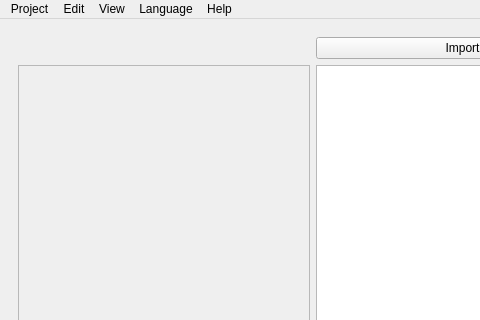
Above: RTIe/RTIe_builder/system_ui.ui from Super-SaiyanSandwich/ECMM427 before the change; both pictures show x 0 to 480 and y 0 to 320 of the 925 by 697 pixel window. Below: the same form after it.
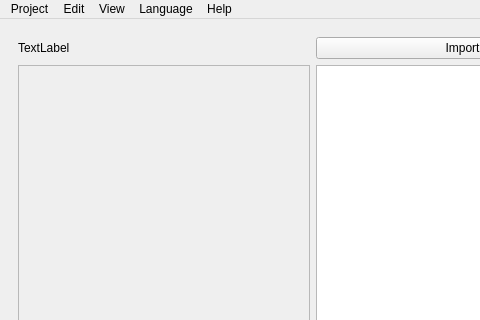
That is the form after the change. Icons and pictures are not drawn.

Diff of the .ui file:
```diff
--- a/RTIe/RTIe_builder/system_ui.ui
+++ b/RTIe/RTIe_builder/system_ui.ui
@@ -63,9 +63,6 @@
           </property>
          </widget>
         </item>
-        <item row="0" column="0">
-         <layout class="QHBoxLayout" name="horizontalLayout"/>
-        </item>
         <item row="1" column="1" colspan="2">
          <widget class="QListWidget" name="listWidget"/>
         </item>
@@ -99,6 +96,16 @@
           </property>
          </widget>
         </item>
+        <item row="0" column="0">
+         <widget class="QLabel" name="label">
+          <property name="enabled">
+           <bool>true</bool>
+          </property>
+          <property name="text">
+           <string>TextLabel</string>
+          </property>
+         </widget>
+        </item>
        </layout>
       </widget>
       <widget class="QWidget" name="page2">
```
